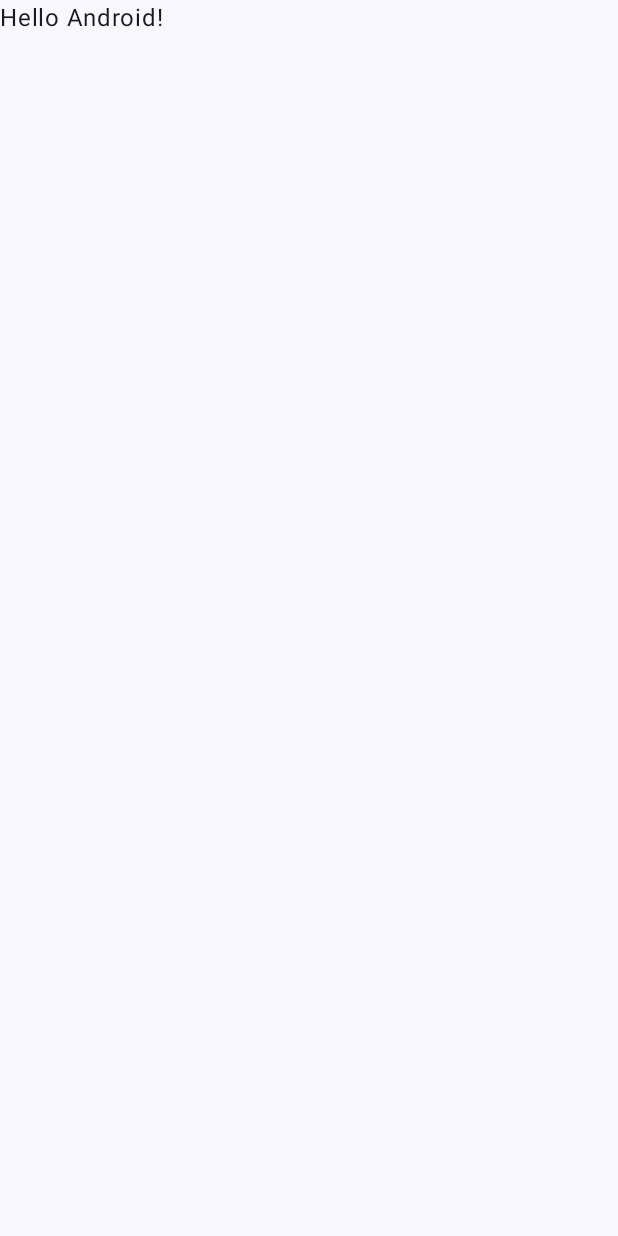
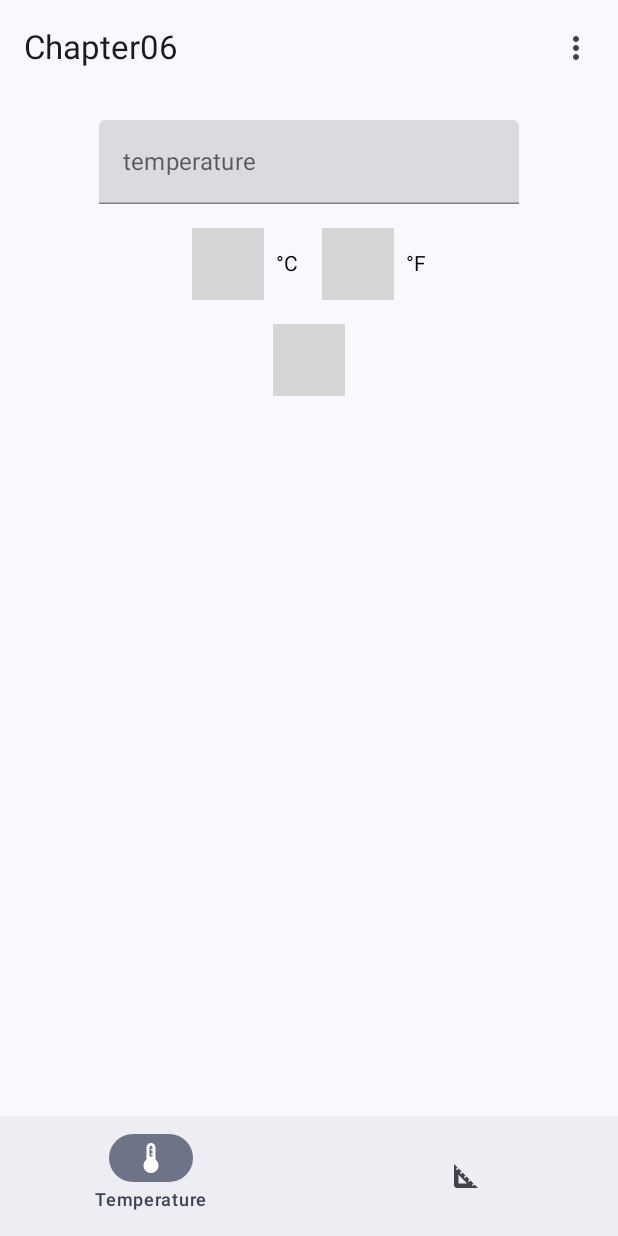
Before and after one commit to Just-Android-Compose-Study/JetpackComposeStudy, an Android app built with Jetpack Compose: the screen it shows after launch (MainActivity before the commit, ComposeUnitConverterActivity after it), on a phone screen of 412 x 824 dp. Before the commit the screen is almost empty. Run offline under Robolectric (Android 15) with nearby library versions, the phone set to English and light mode, and no system bars; our stand-ins replace livedata-compose; 2 statements that could not run were skipped; grey boxes are pictures that could not be loaded.

Commit message:
research/#13: 6장 예제코드 Material3로 다시 고쳐보기

```diff
--- a/Chapter06/app/build.gradle
+++ b/Chapter06/app/build.gradle
@@ -53,7 +53,13 @@ dependencies {
     implementation 'androidx.activity:activity-compose:1.6.1'
     implementation "androidx.compose.ui:ui:$compose_version"
     implementation "androidx.compose.ui:ui-tooling-preview:$compose_version"
+    implementation "androidx.compose.runtime:runtime-livedata:$compose_version"
+
     implementation 'androidx.compose.material3:material3:1.0.1'
+
+    implementation "androidx.preference:preference-ktx:1.2.0"
+    implementation "androidx.navigation:navigation-compose:2.5.3"
+
     testImplementation 'junit:junit:4.13.2'
     androidTestImplementation 'androidx.test.ext:junit:1.1.5'
     androidTestImplementation 'androidx.test.espresso:espresso-core:3.5.1'
--- a/Chapter06/app/src/main/AndroidManifest.xml
+++ b/Chapter06/app/src/main/AndroidManifest.xml
@@ -12,7 +12,7 @@
         android:theme="@style/Theme.Chapter06"
         tools:targetApi="31">
         <activity
-            android:name=".MainActivity"
+            android:name=".ComposeUnitConverterActivity"
             android:exported="true"
             android:theme="@style/Theme.Chapter06">
             <intent-filter>
--- /dev/null
+++ b/Chapter06/app/src/main/java/com/example/chapter06/ComposeUnitConverterActivity.kt
@@ -0,0 +1,140 @@
+@file:OptIn(ExperimentalMaterial3Api::class)
+
+package com.example.chapter06
+
+import android.os.Bundle
+import androidx.activity.ComponentActivity
+import androidx.activity.compose.setContent
+import androidx.compose.foundation.layout.Box
+import androidx.compose.foundation.layout.padding
+import androidx.compose.material.icons.Icons
+import androidx.compose.material.icons.filled.MoreVert
+import androidx.compose.material3.*
+import androidx.compose.runtime.*
+import androidx.compose.ui.Modifier
+import androidx.compose.ui.res.painterResource
+import androidx.compose.ui.res.stringResource
+import androidx.lifecycle.ViewModelProvider
+import androidx.lifecycle.viewmodel.compose.viewModel
+import androidx.navigation.NavDestination.Companion.hierarchy
+import androidx.navigation.NavHostController
+import androidx.navigation.compose.NavHost
+import androidx.navigation.compose.composable
+import androidx.navigation.compose.currentBackStackEntryAsState
+import androidx.navigation.compose.rememberNavController
+import com.example.chapter06.screens.ComposeUnitConverterScreen
+import com.example.chapter06.screens.DistancesConverter
+import com.example.chapter06.screens.TemperatureConverter
+import com.example.chapter06.ui.theme.Chapter06Theme
+import com.example.chapter06.viewmodels.ViewModelFactory
+import kotlinx.coroutines.launch
+
+class ComposeUnitConverterActivity : ComponentActivity() {
+    override fun onCreate(savedInstanceState: Bundle?) {
+        super.onCreate(savedInstanceState)
+        val factory = ViewModelFactory(Repository(applicationContext))
+        setContent {
+            ComposeUnitConverter(factory)
+        }
+    }
+}
+
+@OptIn(ExperimentalMaterial3Api::class)
+@Composable
+fun ComposeUnitConverter(factory: ViewModelFactory) {
+    val navController = rememberNavController()
+    val menuItems = listOf("Item #1", "Item #2")
+    val snackbarHostState = remember { SnackbarHostState() }
+    val snackbarCoroutineScope = rememberCoroutineScope()
+    Chapter06Theme {
+        Scaffold(topBar = {
+            ComposeUnitConverterTopBar(menuItems) { s ->
+                snackbarCoroutineScope.launch {
+                    snackbarHostState.showSnackbar(s)
+                }
+            }
+        }, bottomBar = {
+            ComposeUnitConverterBottomBar(navController)
+        }) {
+            ComposeUnitConverterNavHost(
+                navController = navController, factory = factory, modifier = Modifier.padding(it)
+            )
+        }
+    }
+}
+
+@Composable
+fun ComposeUnitConverterTopBar(menuItems: List<String>, onClick: (String) -> Unit) {
+    var menuOpened by remember { mutableStateOf(false) }
+    TopAppBar(title = {
+        Text(text = stringResource(id = R.string.app_name))
+    }, actions = {
+        Box {
+            IconButton(onClick = {
+                menuOpened = true
+            }) {
+                Icon(Icons.Default.MoreVert, "")
+            }
+            DropdownMenu(expanded = menuOpened, onDismissRequest = {
+                menuOpened = false
+            }) {
+                menuItems.forEachIndexed { index, s ->
+                    if (index > 0) Divider()
+                    DropdownMenuItem(onClick = {
+                        menuOpened = false
+                        onClick(s)
+                    }, text = { Text(s) })
+                }
+            }
+        }
+    })
+}
+
+@Composable
+fun ComposeUnitConverterBottomBar(navController: NavHostController) {
+    NavigationBar {
+        val navBackStackEntry by navController.currentBackStackEntryAsState()
+        val currentDestination = navBackStackEntry?.destination
+        ComposeUnitConverterScreen.screens.forEach { screen ->
+            NavigationBarItem(selected = currentDestination?.hierarchy?.any { it.route == screen.route } == true,
+                onClick = {
+                    navController.navigate(screen.route) {
+                        launchSingleTop = true
+                    }
+                },
+                label = {
+                    Text(text = stringResource(id = screen.label))
+                },
+                icon = {
+                    Icon(
+                        painter = painterResource(id = screen.icon),
+                        contentDescription = stringResource(id = screen.label)
+                    )
+                },
+                alwaysShowLabel = false
+            )
+        }
+    }
+}
+
+@Composable
+fun ComposeUnitConverterNavHost(
+    navController: NavHostController, factory: ViewModelProvider.Factory?, modifier: Modifier
+) {
+    NavHost(
+        navController = navController,
+        startDestination = ComposeUnitConverterScreen.route_temperature,
+        modifier = modifier
+    ) {
+        composable(ComposeUnitConverterScreen.route_temperature) {
+            TemperatureConverter(
+                viewModel = viewModel(factory = factory)
+            )
+        }
+        composable(ComposeUnitConverterScreen.route_distances) {
+            DistancesConverter(
+                viewModel = viewModel(factory = factory)
+            )
+        }
+    }
+}
--- a/Chapter06/app/src/main/java/com/example/chapter06/MainActivity.kt
+++ /dev/null
@@ -1,43 +0,0 @@
-package com.example.chapter06
-
-import android.os.Bundle
-import androidx.activity.ComponentActivity
-import androidx.activity.compose.setContent
-import androidx.compose.foundation.layout.fillMaxSize
-import androidx.compose.material3.MaterialTheme
-import androidx.compose.material3.Surface
-import androidx.compose.material3.Text
-import androidx.compose.runtime.Composable
-import androidx.compose.ui.Modifier
-import androidx.compose.ui.tooling.preview.Preview
-import com.example.chapter06.ui.theme.Chapter06Theme
-
-class MainActivity : ComponentActivity() {
-    override fun onCreate(savedInstanceState: Bundle?) {
-        super.onCreate(savedInstanceState)
-        setContent {
-            Chapter06Theme {
-                // A surface container using the 'background' color from the theme
-                Surface(
-                    modifier = Modifier.fillMaxSize(),
-                    color = MaterialTheme.colorScheme.background
-                ) {
-                    Greeting("Android")
-                }
-            }
-        }
-    }
-}
-
-@Composable
-fun Greeting(name: String) {
-    Text(text = "Hello $name!")
-}
-
-@Preview(showBackground = true)
-@Composable
-fun DefaultPreview() {
-    Chapter06Theme {
-        Greeting("Android")
-    }
-}
--- /dev/null
+++ b/Chapter06/app/src/main/java/com/example/chapter06/Repository.kt
@@ -0,0 +1,21 @@
+package com.example.chapter06
+
+import android.content.Context
+import androidx.preference.PreferenceManager
+
+class Repository(context: Context) {
+
+    private val prefs = PreferenceManager.getDefaultSharedPreferences(context)
+
+    fun getInt(key: String, default: Int) = prefs.getInt(key, default)
+
+    fun putInt(key: String, value: Int) {
+        prefs.edit().putInt(key, value).apply()
+    }
+
+    fun getString(key: String, default: String) = prefs.getString(key, default)
+
+    fun putString(key: String, value: String) {
+        prefs.edit().putString(key, value).apply()
+    }
+}
--- /dev/null
+++ b/Chapter06/app/src/main/java/com/example/chapter06/screens/ComposeUnitConverterScreen.kt
@@ -0,0 +1,33 @@
+package com.example.chapter06.screens
+
+import androidx.annotation.DrawableRes
+import androidx.annotation.StringRes
+import com.example.chapter06.R
+
+sealed class ComposeUnitConverterScreen(
+    val route: String,
+    @StringRes val label: Int,
+    @DrawableRes val icon: Int
+) {
+    companion object {
+        val screens = listOf(
+            Temperature,
+            Distances
+        )
+
+        const val route_temperature = "temperature"
+        const val route_distances = "distances"
+    }
+
+    private object Temperature : ComposeUnitConverterScreen(
+        route_temperature,
+        R.string.temperature,
+        R.drawable.baseline_thermostat_24
+    )
+
+    private object Distances : ComposeUnitConverterScreen(
+        route_distances,
+        R.string.distances,
+        R.drawable.baseline_square_foot_24
+    )
+}
--- /dev/null
+++ b/Chapter06/app/src/main/java/com/example/chapter06/screens/TemperatureConverter.kt
@@ -0,0 +1,149 @@
+@file:OptIn(ExperimentalMaterial3Api::class)
+
+package com.example.chapter06.screens
+
+import androidx.compose.foundation.layout.Column
+import androidx.compose.foundation.layout.Row
+import androidx.compose.foundation.layout.fillMaxSize
+import androidx.compose.foundation.layout.padding
+import androidx.compose.foundation.text.KeyboardActions
+import androidx.compose.foundation.text.KeyboardOptions
+import androidx.compose.material.*
+import androidx.compose.material3.*
+import androidx.compose.runtime.*
+import androidx.compose.runtime.livedata.observeAsState
+import androidx.compose.ui.Alignment
+import androidx.compose.ui.Modifier
+import androidx.compose.ui.res.stringResource
+import androidx.compose.ui.text.input.ImeAction
+import androidx.compose.ui.text.input.KeyboardType
+import androidx.compose.ui.unit.dp
+import com.example.chapter06.R
+import com.example.chapter06.viewmodels.TemperatureViewModel
+
+@Composable
+fun TemperatureConverter(viewModel: TemperatureViewModel) {
+    val strCelsius = stringResource(id = R.string.celsius)
+    val strFahrenheit = stringResource(id = R.string.fahrenheit)
+    val currentValue = viewModel.temperature.observeAsState(viewModel.temperature.value ?: "")
+    val scale = viewModel.scale.observeAsState(viewModel.scale.value ?: R.string.celsius)
+    var result by remember { mutableStateOf("") }
+    val calc = {
+        val temp = viewModel.convert()
+        result = if (temp.isNaN())
+            ""
+        else
+            "$temp${
+                if (scale.value == R.string.celsius)
+                    strFahrenheit
+                else strCelsius
+            }"
+    }
+    val enabled by remember(currentValue.value) {
+        mutableStateOf(!viewModel.getTemperatureAsFloat().isNaN())
+    }
+    Column(
+        modifier = Modifier
+            .fillMaxSize()
+            .padding(16.dp), horizontalAlignment = Alignment.CenterHorizontally
+    ) {
+        TemperatureTextField(
+            temperature = currentValue,
+            modifier = Modifier.padding(bottom = 16.dp),
+            callback = calc,
+            viewModel = viewModel
+        )
+        TemperatureScaleButtonGroup(
+            selected = scale,
+            modifier = Modifier.padding(bottom = 16.dp)
+        ) { resId: Int ->
+            viewModel.setScale(resId)
+        }
+        Button(
+            onClick = calc,
+            enabled = enabled
+        ) {
+            Text(text = stringResource(id = R.string.convert))
+        }
+        if (result.isNotEmpty()) {
+            Text(
+                text = result,
+                style = MaterialTheme.typography.displaySmall
+            )
+        }
+    }
+}
+
+@Composable
+fun TemperatureTextField(
+    temperature: State<String>,
+    modifier: Modifier = Modifier,
+    callback: () -> Unit,
+    viewModel: TemperatureViewModel
+) {
+    TextField(
+        value = temperature.value,
+        onValueChange = {
+            viewModel.setTemperature(it)
+        },
+        placeholder = {
+            Text(text = stringResource(id = R.string.placeholder))
+        },
+        modifier = modifier,
+        keyboardActions = KeyboardActions(onAny = {
+            callback()
+        }),
+        keyboardOptions = KeyboardOptions(
+            keyboardType = KeyboardType.Number,
+            imeAction = ImeAction.Done
+        ),
+        singleLine = true
+    )
+}
+
+@Composable
+fun TemperatureScaleButtonGroup(
+    selected: State<Int>,
+    modifier: Modifier = Modifier,
+    onClick: (Int) -> Unit
+) {
+    val sel = selected.value
+    Row(modifier = modifier) {
+        TemperatureRadioButton(
+            selected = sel == R.string.celsius,
+            resId = R.string.celsius,
+            onClick = onClick
+        )
+        TemperatureRadioButton(
+            selected = sel == R.string.fahrenheit,
+            resId = R.string.fahrenheit,
+            onClick = onClick,
+            modifier = Modifier.padding(start = 16.dp)
+        )
+    }
+}
+
+@Composable
+fun TemperatureRadioButton(
+    selected: Boolean,
+    resId: Int,
+    onClick: (Int) -> Unit,
+    modifier: Modifier = Modifier
+) {
+    Row(
+        verticalAlignment = Alignment.CenterVertically,
+        modifier = modifier
+    ) {
+        RadioButton(
+            selected = selected,
+            onClick = {
+                onClick(resId)
+            }
+        )
+        Text(
+            text = stringResource(resId),
+            modifier = Modifier
+                .padding(start = 8.dp)
+        )
+    }
+}
--- a/Chapter06/app/src/main/java/com/example/chapter06/ui/theme/Color.kt
+++ b/Chapter06/app/src/main/java/com/example/chapter06/ui/theme/Color.kt
@@ -2,10 +2,7 @@ package com.example.chapter06.ui.theme
 
 import androidx.compose.ui.graphics.Color
 
-val Purple80 = Color(0xFFD0BCFF)
-val PurpleGrey80 = Color(0xFFCCC2DC)
-val Pink80 = Color(0xFFEFB8C8)
-
-val Purple40 = Color(0xFF6650a4)
-val PurpleGrey40 = Color(0xFF625b71)
-val Pink40 = Color(0xFF7D5260)
+val AndroidGreen = Color(0xFF3DDC84)
+val AndroidGreenDark = Color(0xFF20B261)
+val Orange = Color(0xFFFFA500)
+val OrangeDark = Color(0xFFCC8400)
--- a/Chapter06/app/src/main/java/com/example/chapter06/ui/theme/Theme.kt
+++ b/Chapter06/app/src/main/java/com/example/chapter06/ui/theme/Theme.kt
@@ -3,24 +3,28 @@ package com.example.chapter06.ui.theme
 import android.app.Activity
 import android.os.Build
 import androidx.compose.foundation.isSystemInDarkTheme
+import androidx.compose.foundation.shape.CutCornerShape
 import androidx.compose.material3.*
 import androidx.compose.runtime.Composable
 import androidx.compose.runtime.SideEffect
 import androidx.compose.ui.graphics.toArgb
 import androidx.compose.ui.platform.LocalContext
 import androidx.compose.ui.platform.LocalView
+import androidx.compose.ui.text.TextStyle
+import androidx.compose.ui.unit.dp
+import androidx.compose.ui.unit.sp
 import androidx.core.view.WindowCompat
 
 private val DarkColorScheme = darkColorScheme(
-    primary = Purple80,
-    secondary = PurpleGrey80,
-    tertiary = Pink80
+    primary = AndroidGreenDark,
+    secondary = OrangeDark
 )
 
 private val LightColorScheme = lightColorScheme(
-    primary = Purple40,
-    secondary = PurpleGrey40,
-    tertiary = Pink40
+    primary = AndroidGreen,
+    secondary = Orange,
+    onPrimary = AndroidGreenDark,
+    onSecondary = OrangeDark
 
     /* Other default colors to override
     background = Color(0xFFFFFBFE),
@@ -43,6 +47,7 @@ fun Chapter06Theme(
     val colorScheme = when {
         dynamicColor && Build.VERSION.SDK_INT >= Build.VERSION_CODES.S -> {
             val context = LocalContext.current
+            // Android 31 미만에서는 다크모드 X
             if (darkTheme) dynamicDarkColorScheme(context) else dynamicLightColorScheme(context)
         }
         darkTheme -> DarkColorScheme
@@ -58,14 +63,16 @@ fun Chapter06Theme(
             /* the default code did the same cast here - might as well use our new variable! */
             currentWindow.statusBarColor = colorScheme.primary.toArgb()
             /* accessing the insets controller to change appearance of the status bar, with 100% less deprecation warnings */
-            WindowCompat.getInsetsController(currentWindow, view).isAppearanceLightStatusBars =
-                darkTheme
+            WindowCompat
+                .getInsetsController(currentWindow, view)
+                .isAppearanceLightStatusBars = darkTheme
         }
     }
 
     MaterialTheme(
         colorScheme = colorScheme,
-        typography = Typography,
-        content = content
+        typography = Typography(labelLarge = TextStyle(fontSize = 24.sp)),
+        content = content,
+        shapes = Shapes(small = CutCornerShape(8.dp))
     )
 }
--- /dev/null
+++ b/Chapter06/app/src/main/java/com/example/chapter06/viewmodels/TemperatureViewModel.kt
@@ -0,0 +1,52 @@
+package com.example.chapter06.viewmodels
+
+import androidx.lifecycle.LiveData
+import androidx.lifecycle.MutableLiveData
+import androidx.lifecycle.ViewModel
+import com.example.chapter06.R
+import com.example.chapter06.Repository
+
+class TemperatureViewModel(private val repository: Repository) : ViewModel() {
+
+    private val _scale: MutableLiveData<Int> = MutableLiveData(
+        repository.getInt("scale", R.string.celsius)
+    )
+
+    val scale: LiveData<Int>
+        get() = _scale
+
+    fun setScale(value: Int) {
+        _scale.value = value
+        repository.putInt("scale", value)
+    }
+
+    private val _temperature: MutableLiveData<String> = MutableLiveData(
+        repository.getString("temperature", "")
+    )
+
+    val temperature: LiveData<String>
+        get() = _temperature
+
+    fun getTemperatureAsFloat(): Float = (_temperature.value ?: "").let {
+        return try {
+            it.toFloat()
+        } catch (e: NumberFormatException) {
+            Float.NaN
+        }
+    }
+
+    fun setTemperature(value: String) {
+        _temperature.value = value
+        repository.putString("temperature", value)
+    }
+
+    fun convert() = getTemperatureAsFloat().let {
+        if (!it.isNaN())
+            if (_scale.value == R.string.celsius)
+                (it * 1.8F) + 32F
+            else
+                (it - 32F) / 1.8F
+        else
+            Float.NaN
+    }
+}
--- /dev/null
+++ b/Chapter06/app/src/main/java/com/example/chapter06/viewmodels/ViewModelFactory.kt
@@ -0,0 +1,16 @@
+@file:Suppress("UNCHECKED_CAST")
+
+package com.example.chapter06.viewmodels
+
+import androidx.lifecycle.ViewModel
+import androidx.lifecycle.ViewModelProvider
+import com.example.chapter06.Repository
+
+class ViewModelFactory(private val repository: Repository) :
+    ViewModelProvider.NewInstanceFactory() {
+    override fun <T : ViewModel> create(modelClass: Class<T>): T =
+        if (modelClass.isAssignableFrom(TemperatureViewModel::class.java))
+            TemperatureViewModel(repository) as T
+        else
+            DistancesViewModel(repository) as T
+}
--- /dev/null
+++ b/Chapter06/app/src/main/res/drawable/baseline_square_foot_24.xml
@@ -0,0 +1,10 @@
+<vector xmlns:android="http://schemas.android.com/apk/res/android"
+    android:width="24dp"
+    android:height="24dp"
+    android:viewportWidth="24"
+    android:viewportHeight="24"
+    android:tint="?attr/colorControlNormal">
+  <path
+      android:fillColor="@android:color/white"
+      android:pathData="M17.66,17.66l-1.06,1.06l-0.71,-0.71l1.06,-1.06l-1.94,-1.94l-1.06,1.06l-0.71,-0.71l1.06,-1.06l-1.94,-1.94l-1.06,1.06l-0.71,-0.71l1.06,-1.06L9.7,9.7l-1.06,1.06l-0.71,-0.71l1.06,-1.06L7.05,7.05L5.99,8.11L5.28,7.4l1.06,-1.06L4,4v14c0,1.1 0.9,2 2,2h14L17.66,17.66zM7,17v-5.76L12.76,17H7z"/>
+</vector>
--- /dev/null
+++ b/Chapter06/app/src/main/res/drawable/baseline_thermostat_24.xml
@@ -0,0 +1,10 @@
+<vector xmlns:android="http://schemas.android.com/apk/res/android"
+    android:width="24dp"
+    android:height="24dp"
+    android:viewportWidth="24"
+    android:viewportHeight="24"
+    android:tint="?attr/colorControlNormal">
+  <path
+      android:fillColor="@android:color/white"
+      android:pathData="M15,13V5c0,-1.66 -1.34,-3 -3,-3S9,3.34 9,5v8c-1.21,0.91 -2,2.37 -2,4c0,2.76 2.24,5 5,5s5,-2.24 5,-5C17,15.37 16.21,13.91 15,13zM11,11V5c0,-0.55 0.45,-1 1,-1s1,0.45 1,1v1h-1v1h1v1v1h-1v1h1v1H11z"/>
+</vector>
--- a/Chapter06/app/src/main/res/values/strings.xml
+++ b/Chapter06/app/src/main/res/values/strings.xml
@@ -1,3 +1,17 @@
 <resources>
     <string name="app_name">Chapter06</string>
+    <string name="convert">Convert</string>
+    <string name="template">%1$s %2$s</string>
+
+    <!-- temperature -->
+    <string name="placeholder">temperature</string>
+    <string name="celsius">°C</string>
+    <string name="fahrenheit">°F</string>
+    <string name="temperature">Temperature</string>
+
+    <!-- distance -->
+    <string name="placeholder_distance">distance</string>
+    <string name="distances">Distances</string>
+    <string name="meter">m</string>
+    <string name="mile">mi</string>
 </resources>
```
Also changed, not shown: Chapter06/app/src/main/java/com/example/chapter06/screens/DistancesConverter.kt (added, +153 -0 lines), Chapter06/app/src/main/java/com/example/chapter06/viewmodels/DistancesViewModel.kt (added, +63 -0 lines), 1 other file.
